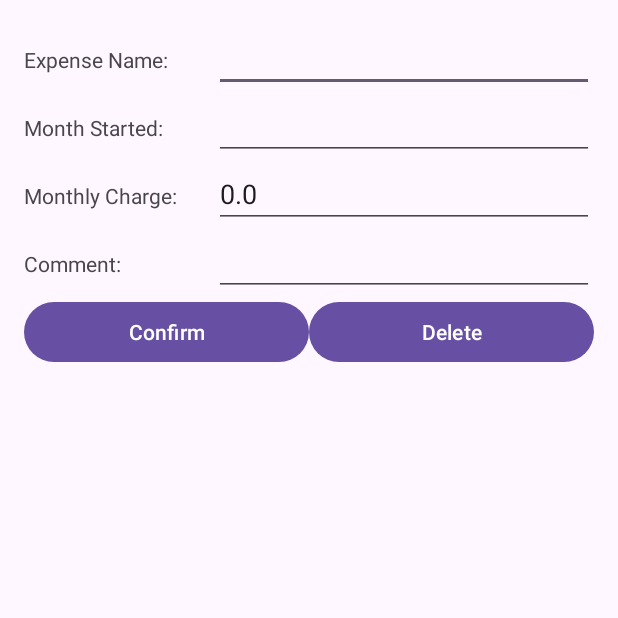
After one commit to nikhilualberta/Android, an Android app: the ViewExpense screen opened directly, with no data from a screen before it, on a phone screen of 412 x 824 dp, the top half of it. The commit adds this screen. Run offline under Robolectric (Android 15) with nearby library versions, the phone set to English and light mode, and no system bars.

Commit message:
added editing and deleting expenses

```diff
--- a/nnayyar1ExpBook/app/src/main/AndroidManifest.xml
+++ b/nnayyar1ExpBook/app/src/main/AndroidManifest.xml
@@ -13,6 +13,9 @@
         android:theme="@style/Theme.Nnayyar1ExpBook"
         tools:targetApi="31">
         <activity
+            android:name=".ViewExpense"
+            android:exported="false" />
+        <activity
             android:name=".AddExpenseActivity"
             android:exported="false" />
         <activity
--- /dev/null
+++ b/nnayyar1ExpBook/app/src/main/java/com/example/nnayyar1_expbook/ViewExpense.java
@@ -0,0 +1,75 @@
+package com.example.nnayyar1_expbook;
+
+import androidx.appcompat.app.AppCompatActivity;
+
+import android.content.Intent;
+import android.os.Bundle;
+import android.view.View;
+import android.widget.Button;
+import android.widget.EditText;
+
+public class ViewExpense extends AppCompatActivity {
+    private EditText expenseName;
+    private EditText expenseMonthStarted;
+    private EditText expenseCharge;
+    private EditText expenseComment;
+    private Button confirmButton;
+    private Button deleteButton;
+    private int position;
+    @Override
+    protected void onCreate(Bundle savedInstanceState) {
+        super.onCreate(savedInstanceState);
+        setContentView(R.layout.activity_view_expense);
+
+        // retrieve expense information from intent and display it in UI
+        Intent intent = getIntent();
+        String name = intent.getStringExtra("name");
+        String monthStarted = intent.getStringExtra("monthStarted");
+        String monthlyCharge = intent.getDoubleExtra("monthlyCharge", 0) + "";
+        String comment = intent.getStringExtra("comment");
+        position = intent.getIntExtra("position", 0);
+
+        expenseName = findViewById(R.id.viewExpenseName);
+        expenseMonthStarted = findViewById(R.id.viewExpenseMonthStarted);
+        expenseCharge = findViewById(R.id.viewExpenseCharge);
+        expenseComment = findViewById(R.id.viewExpenseComment);
+
+        expenseName.setText(name);
+        expenseMonthStarted.setText(monthStarted);
+        expenseCharge.setText(monthlyCharge);
+        expenseComment.setText(comment);
+
+        confirmButton = findViewById(R.id.confirmChangesButton);
+        deleteButton = findViewById(R.id.deleteButton);
+
+        confirmButton.setOnClickListener(new View.OnClickListener() {
+            @Override
+            public void onClick(View view) {
+                String name = expenseName.getText().toString();
+                String monthStarted = expenseMonthStarted.getText().toString();
+                double monthlyCharge = Double.parseDouble(expenseCharge.getText().toString());
+                String comment = expenseComment.getText().toString();
+
+                Intent intent = new Intent(getApplicationContext(), ExpenseListActivity.class);
+                intent.putExtra("name", name);
+                intent.putExtra("monthStarted", monthStarted);
+                intent.putExtra("monthlyCharge", monthlyCharge);
+                intent.putExtra("comment", comment);
+                intent.putExtra("position", position);
+                setResult(2, intent);
+
+                finish();
+            }
+        });
+
+        deleteButton.setOnClickListener(new View.OnClickListener() {
+            @Override
+            public void onClick(View view) {
+                Intent intent = new Intent(getApplicationContext(), ExpenseListActivity.class);
+                intent.putExtra("position", position);
+                setResult(3, intent);
+                finish();
+            }
+        });
+    }
+}
--- /dev/null
+++ b/nnayyar1ExpBook/app/src/main/res/layout/activity_view_expense.xml
@@ -0,0 +1,96 @@
+<LinearLayout xmlns:android="http://schemas.android.com/apk/res/android"
+    android:layout_width="match_parent"
+    android:layout_height="match_parent"
+    android:orientation="vertical"
+    android:padding="16dp">
+
+    <LinearLayout
+        android:layout_width="match_parent"
+        android:layout_height="wrap_content"
+        android:orientation="horizontal">
+        <TextView
+            android:layout_width="0dp"
+            android:layout_weight="0.5"
+            android:layout_height="wrap_content"
+            android:text="@string/expense_name"/>
+        <EditText
+            android:id="@+id/viewExpenseName"
+            android:layout_width="0dp"
+            android:layout_weight="1"
+            android:layout_height="wrap_content"
+            android:maxLength="15"
+            android:inputType="text" />
+    </LinearLayout>
+
+    <LinearLayout
+        android:layout_width="match_parent"
+        android:layout_height="wrap_content"
+        android:orientation="horizontal">
+        <TextView
+            android:layout_width="0dp"
+            android:layout_weight="0.5"
+            android:layout_height="wrap_content"
+            android:text="@string/month_started"/>
+        <EditText
+            android:id="@+id/viewExpenseMonthStarted"
+            android:layout_width="0dp"
+            android:layout_weight="1"
+            android:layout_height="wrap_content"
+            />
+    </LinearLayout>
+
+    <LinearLayout
+        android:layout_width="match_parent"
+        android:layout_height="wrap_content"
+        android:orientation="horizontal">
+        <TextView
+            android:layout_width="0dp"
+            android:layout_weight="0.5"
+            android:layout_height="wrap_content"
+            android:text="@string/monthly_charge"/>
+        <EditText
+            android:id="@+id/viewExpenseCharge"
+            android:layout_width="0dp"
+            android:layout_weight="1"
+            android:layout_height="wrap_content"
+            android:inputType="numberDecimal" />
+    </LinearLayout>
+
+    <LinearLayout
+        android:layout_width="match_parent"
+        android:layout_height="wrap_content"
+        android:orientation="horizontal">
+        <TextView
+            android:layout_width="0dp"
+            android:layout_weight="0.5"
+            android:layout_height="wrap_content"
+            android:text="@string/comment"/>
+        <EditText
+            android:id="@+id/viewExpenseComment"
+            android:layout_width="0dp"
+            android:layout_weight="1"
+            android:layout_height="wrap_content"
+            android:maxLength="20"
+            android:inputType="text" />
+    </LinearLayout>
+
+    <LinearLayout
+        android:layout_width="match_parent"
+        android:layout_height="wrap_content"
+        android:orientation="horizontal">
+        <Button
+            android:id="@+id/confirmChangesButton"
+            android:layout_width="0dp"
+            android:layout_weight="1"
+            android:layout_height="wrap_content"
+            android:text="Confirm" />
+        <Button
+            android:id="@+id/deleteButton"
+            android:layout_width="0dp"
+            android:layout_weight="1"
+            android:layout_height="wrap_content"
+            android:text="Delete" />
+    </LinearLayout>
+
+
+</LinearLayout>
--- a/nnayyar1ExpBook/app/src/main/res/values/strings.xml
+++ b/nnayyar1ExpBook/app/src/main/res/values/strings.xml
@@ -1,3 +1,7 @@
 <resources>
     <string name="app_name">nnayyar1-ExpBook</string>
+    <string name="expense_name">Expense Name:</string>
+    <string name="month_started">Month Started:</string>
+    <string name="monthly_charge">Monthly Charge:</string>
+    <string name="comment">Comment:</string>
 </resources>
```
Also changed, not shown: nnayyar1ExpBook/app/src/main/java/com/example/nnayyar1_expbook/AddExpenseActivity.java (+3 -4 lines), nnayyar1ExpBook/app/src/main/java/com/example/nnayyar1_expbook/ExpenseAdapter.java (+23 -9 lines), nnayyar1ExpBook/app/src/main/java/com/example/nnayyar1_expbook/ExpenseListActivity.java (+37 -20 lines), nnayyar1ExpBook/app/src/main/java/com/example/nnayyar1_expbook/RecyclerViewInterface.java (added, +10 -0 lines), nnayyar1ExpBook/app/src/main/res/layout/activity_expense_list.xml (renamed from nnayyar1ExpBook/app/src/main/res/layout/expense_list_activity.xml).
